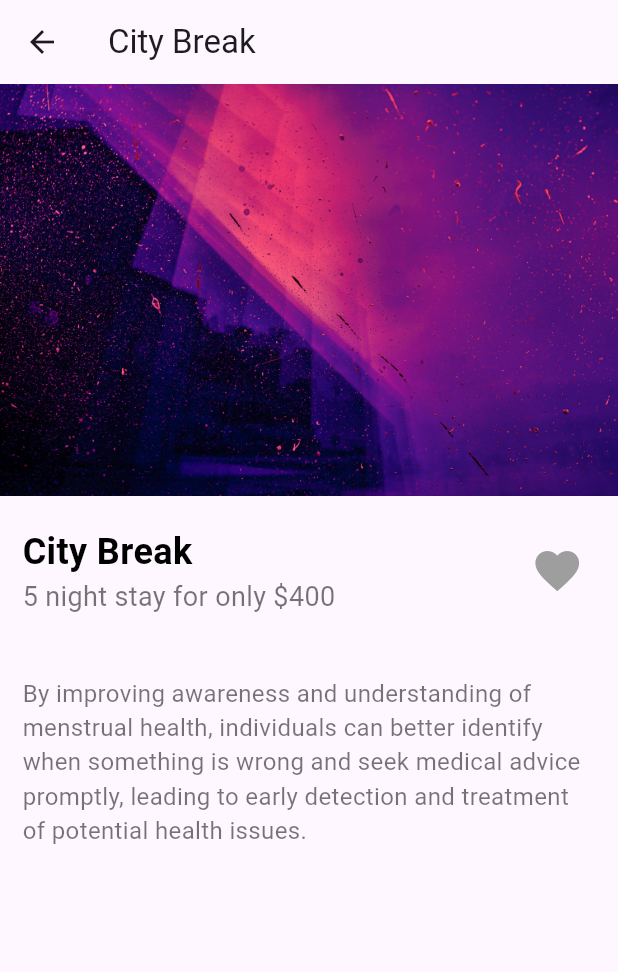
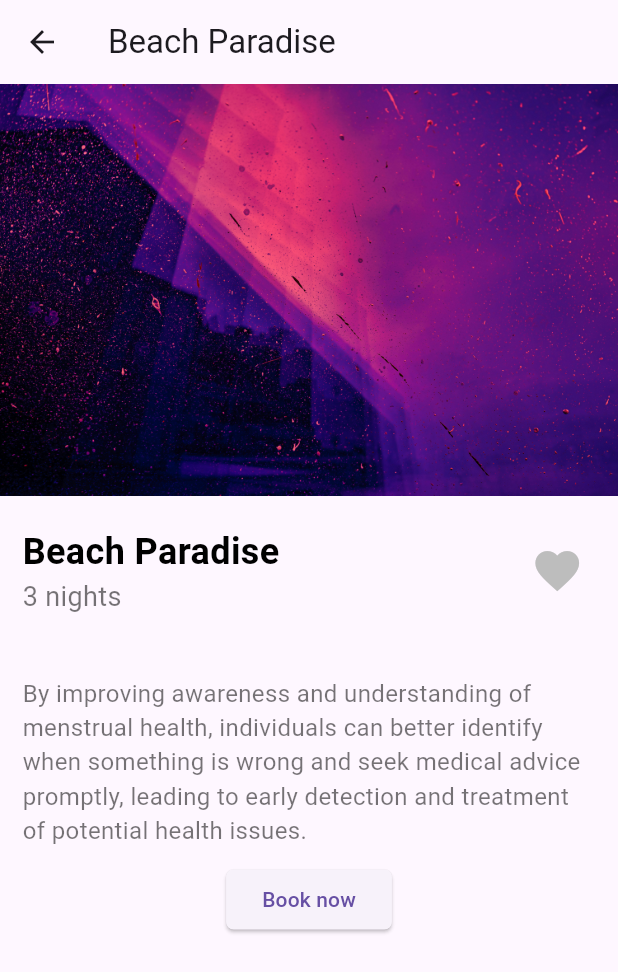
Before and after one commit to Shahabuddin1122/Flutter, a Flutter app: the screen it shows after launch, after a tap on "3 nights", on a phone screen of 412 x 824 dp. Shown: the top 972 px of the screen. Run offline on Flutter 3.47's test engine with Material 3 defaults, Android fonts, the phone set to English and light mode, and no system bars; our stand-ins replace flutter_rating_bar.

Commit message:
add animation

```diff
--- a/codelab/trip/lib/main.dart
+++ b/codelab/trip/lib/main.dart
@@ -1,6 +1,5 @@
 import 'package:flutter/material.dart';
 import 'package:trip/pages/Home.dart';
-import 'package:trip/pages/product.dart';
 
 void main() {
   runApp(MaterialApp(
--- a/codelab/trip/lib/pages/Home.dart
+++ b/codelab/trip/lib/pages/Home.dart
@@ -1,9 +1,6 @@
-import 'package:flutter/cupertino.dart';
 import 'package:flutter/material.dart';
-import 'package:flutter/rendering.dart';
-import 'package:flutter/widgets.dart';
+import 'package:trip/class/data.dart';
 import 'package:trip/widgets/card.dart';
-import 'package:trip/class/data.dart';
 
 class Home extends StatefulWidget {
   const Home({super.key});
@@ -17,9 +14,9 @@ class _HomeState extends State<Home> {
     Product(title: "3 nights", desc: "Beach Paradise", price: "350"),
     Product(title: "5 nights", desc: "City Break", price: "400"),
     Product(title: "2 nights", desc: "Ski Adventure", price: "750"),
-    Product(title: "3 nights", desc: "Beach Paradise", price: "350"),
-    Product(title: "5 nights", desc: "City Break", price: "400"),
-    Product(title: "2 nights", desc: "Ski Adventure", price: "750"),
+    Product(title: "3 nights", desc: "Beach Dominators", price: "350"),
+    Product(title: "5 nights", desc: "Atlanta ways", price: "400"),
+    Product(title: "2 nights", desc: "Peaceful", price: "750"),
   ];
 
   @override
@@ -57,9 +54,7 @@ class _HomeState extends State<Home> {
             ),
             Column(
               children: products.map((q) {
-                return card(
-                  p: q,
-                );
+                return TripCard(p: q); // Use TripCard instead of card
               }).toList(),
             ),
           ],
--- /dev/null
+++ b/codelab/trip/lib/pages/IndiProduct.dart
@@ -0,0 +1,96 @@
+import 'package:flutter/cupertino.dart';
+import 'package:flutter/material.dart';
+import 'package:flutter/widgets.dart';
+import 'package:trip/class/data.dart';
+import 'package:trip/widgets/customIcon.dart';
+
+class IndiProduct extends StatefulWidget {
+  final Product data;
+  const IndiProduct({super.key, required this.data});
+
+  @override
+  _IndiProductState createState() => _IndiProductState();
+}
+
+class _IndiProductState extends State<IndiProduct> {
+  @override
+  Widget build(BuildContext context) {
+    return Scaffold(
+      appBar: AppBar(
+        title: Text(widget.data.desc),
+      ),
+      body: Column(
+        children: [
+          Hero(
+            tag: 'locator-img-${widget.data.desc}',
+            child: Image.asset(
+              'images/background.jpg',
+            ),
+          ),
+          Padding(
+            padding:
+                const EdgeInsets.symmetric(horizontal: 15.0, vertical: 20.0),
+            child: Column(
+              children: [
+                Row(
+                  mainAxisAlignment: MainAxisAlignment.spaceBetween,
+                  children: [
+                    Column(
+                      crossAxisAlignment: CrossAxisAlignment.start,
+                      children: [
+                        Text(
+                          widget.data.desc,
+                          style: const TextStyle(
+                            fontWeight: FontWeight.bold,
+                            fontSize: 24,
+                            color: Colors.black,
+                          ),
+                        ),
+                        Text(
+                          widget.data.title,
+                          style: const TextStyle(
+                            fontSize: 18,
+                            color: Colors.black54,
+                          ),
+                        ),
+                      ],
+                    ),
+                    const CustomIcon(
+                      icon: Icons.favorite,
+                    )
+                  ],
+                ),
+                Padding(
+                  padding: const EdgeInsets.symmetric(vertical: 40.0),
+                  child: Column(
+                    children: [
+                      const Text(
+                        "By improving awareness and understanding of menstrual health, individuals can better identify when something is wrong and seek medical advice promptly, leading to early detection and treatment of potential health issues.",
+                        style: TextStyle(
+                          color: Colors.black54,
+                          fontSize: 16,
+                        ),
+                      ),
+                      Padding(
+                        padding: const EdgeInsets.only(top: 10),
+                        child: ElevatedButton(
+                          onPressed: () {},
+                          style: ElevatedButton.styleFrom(
+                            shape: RoundedRectangleBorder(
+                              borderRadius: BorderRadius.circular(5),
+                            ),
+                          ),
+                          child: const Text("Book now"),
+                        ),
+                      ),
+                    ],
+                  ),
+                )
+              ],
+            ),
+          )
+        ],
+      ),
+    );
+  }
+}
--- a/codelab/trip/lib/pages/product.dart
+++ /dev/null
@@ -1,85 +0,0 @@
-import 'package:flutter/material.dart';
-import 'package:trip/class/data.dart';
-
-class IndiProduct extends StatefulWidget {
-  final Product p;
-  const IndiProduct({super.key, required this.p});
-  @override
-  State<IndiProduct> createState() => _IndiProductState();
-}
-
-class _IndiProductState extends State<IndiProduct> {
-  bool _isFavorite = false;
-  void _togleFavorite() {
-    setState(() {
-      _isFavorite = !_isFavorite;
-    });
-  }
-
-  @override
-  Widget build(BuildContext context) {
-    return Scaffold(
-      appBar: AppBar(
-        title: Text("City Break"),
-      ),
-      body: Column(
-        children: [
-          Image.asset(
-            'images/background.jpg',
-          ),
-          Padding(
-            padding:
-                const EdgeInsets.symmetric(horizontal: 15.0, vertical: 20.0),
-            child: Column(
-              children: [
-                Row(
-                  mainAxisAlignment: MainAxisAlignment.spaceBetween,
-                  children: [
-                    const Column(
-                      crossAxisAlignment: CrossAxisAlignment.start,
-                      children: [
-                        Text(
-                          "City Break",
-                          style: TextStyle(
-                            fontWeight: FontWeight.bold,
-                            fontSize: 24,
-                            color: Colors.black,
-                          ),
-                        ),
-                        Text(
-                          "5 night stay for only \$400",
-                          style: TextStyle(
-                            fontSize: 18,
-                            color: Colors.black54,
-                          ),
-                        ),
-                      ],
-                    ),
-                    IconButton(
-                      icon: Icon(
-                        Icons.favorite,
-                        size: 35,
-                        color: _isFavorite ? Colors.orange : Colors.grey,
-                      ),
-                      onPressed: _togleFavorite,
-                    ),
-                  ],
-                ),
-                const Padding(
-                  padding: EdgeInsets.symmetric(vertical: 40.0),
-                  child: Text(
-                    "By improving awareness and understanding of menstrual health, individuals can better identify when something is wrong and seek medical advice promptly, leading to early detection and treatment of potential health issues.",
-                    style: TextStyle(
-                      color: Colors.black54,
-                      fontSize: 16,
-                    ),
-                  ),
-                )
-              ],
-            ),
-          )
-        ],
-      ),
-    );
-  }
-}
--- a/codelab/trip/lib/widgets/card.dart
+++ b/codelab/trip/lib/widgets/card.dart
@@ -1,10 +1,10 @@
 import 'package:flutter/material.dart';
 import 'package:trip/class/data.dart';
-import 'package:trip/pages/product.dart';
+import 'package:trip/pages/IndiProduct.dart';
 
-class card extends StatelessWidget {
+class TripCard extends StatelessWidget {
   final Product p;
-  const card({super.key, required this.p});
+  const TripCard({super.key, required this.p});
 
   @override
   Widget build(BuildContext context) {
@@ -13,7 +13,7 @@ class card extends StatelessWidget {
         Navigator.push(
           context,
           MaterialPageRoute(
-            builder: (context) => IndiProduct(p: p),
+            builder: (context) => IndiProduct(data: p),
           ),
         );
       },
@@ -23,12 +23,15 @@ class card extends StatelessWidget {
           children: [
             Padding(
               padding: const EdgeInsets.fromLTRB(0, 0, 15.0, 0),
+              child: Hero(
+                tag: 'locator-img-${p.desc}',
                 child: ClipRRect(
                   borderRadius: BorderRadius.circular(5),
                   child: Image.asset(
                     'images/background.jpg',
                     fit: BoxFit.cover,
                     width: 100,
+                  ),
                 ),
               ),
             ),
--- /dev/null
+++ b/codelab/trip/lib/widgets/customIcon.dart
@@ -0,0 +1,80 @@
+import 'package:flutter/cupertino.dart';
+import 'package:flutter/material.dart';
+import 'package:flutter/widgets.dart';
+
+class CustomIcon extends StatefulWidget {
+  final IconData icon;
+  const CustomIcon({super.key, required this.icon});
+
+  @override
+  State<CustomIcon> createState() => _CustomIconState();
+}
+
+class _CustomIconState extends State<CustomIcon>
+    with SingleTickerProviderStateMixin {
+  late AnimationController _controller;
+  late Animation<Color?> _colorAnimation;
+  late Animation<double> _sizeAnimation;
+  late Animation<double> _curve;
+
+  bool isFav = false;
+
+  @override
+  void initState() {
+    super.initState();
+    _controller = AnimationController(
+      duration: const Duration(milliseconds: 300),
+      vsync: this,
+    );
+    _curve = CurvedAnimation(parent: _controller, curve: Curves.slowMiddle);
+
+    _colorAnimation =
+        ColorTween(begin: Colors.grey[400], end: Colors.orange).animate(_curve);
+
+    _sizeAnimation = TweenSequence(<TweenSequenceItem<double>>[
+      TweenSequenceItem<double>(
+          tween: Tween<double>(begin: 35, end: 50), weight: 50),
+      TweenSequenceItem<double>(
+          tween: Tween<double>(begin: 50, end: 35), weight: 50),
+    ]).animate(_curve);
+
+    _controller.addListener(() {});
+    _controller.addStatusListener((status) {
+      if (status == AnimationStatus.completed) {
+        setState(() {
+          isFav = true;
+        });
+      }
+      if (status == AnimationStatus.dismissed) {
+        setState(() {
+          isFav = false;
+        });
+      }
+    });
+  }
+
+  @override
+  void dispose() {
+    _controller.dispose();
+    super.dispose();
+  }
+
+  @override
+  Widget build(BuildContext context) {
+    return AnimatedBuilder(
+      animation: _controller,
+      builder: (BuildContext context, _) {
+        return IconButton(
+          icon: Icon(
+            widget.icon,
+            size: _sizeAnimation.value,
+            color: _colorAnimation.value,
+          ),
+          onPressed: () {
+            isFav ? _controller.reverse() : _controller.forward();
+          },
+        );
+      },
+    );
+  }
+}
```
Lines whose indentation alone changed are shown as unchanged.
